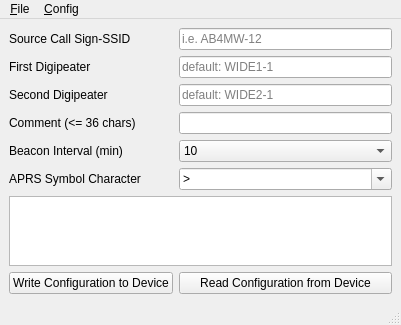
First picture: the form in picoaprstrackerconfig.ui, repository guitarpicva/PicoAPRSTrackerConfig, before the edit.
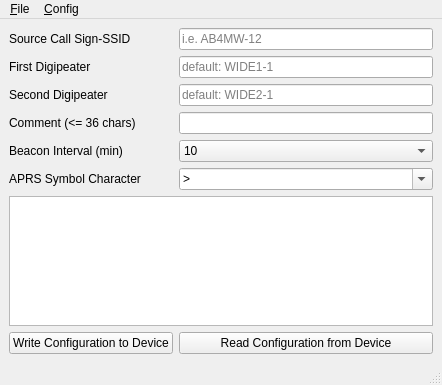
Second picture: the form after the edit.

Patch:
```diff
--- a/picoaprstrackerconfig.ui
+++ b/picoaprstrackerconfig.ui
@@ -6,8 +6,8 @@
    <rect>
     <x>0</x>
     <y>0</y>
-    <width>401</width>
-    <height>325</height>
+    <width>442</width>
+    <height>385</height>
    </rect>
   </property>
   <property name="windowTitle">
@@ -200,8 +200,8 @@
     <rect>
      <x>0</x>
      <y>0</y>
-     <width>401</width>
-     <height>21</height>
+     <width>442</width>
+     <height>26</height>
     </rect>
    </property>
    <widget class="QMenu" name="menu_File">
```
Left out of the diff: 3 changed lines with no effect on the pictures.
